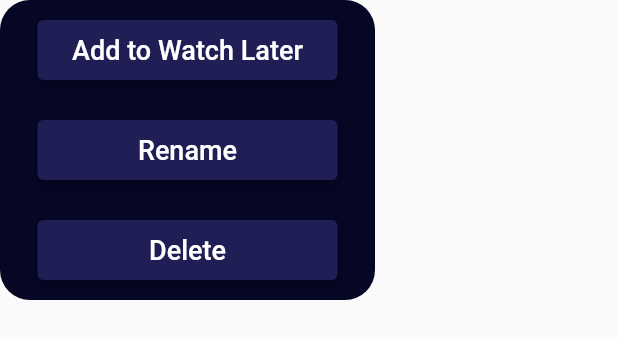
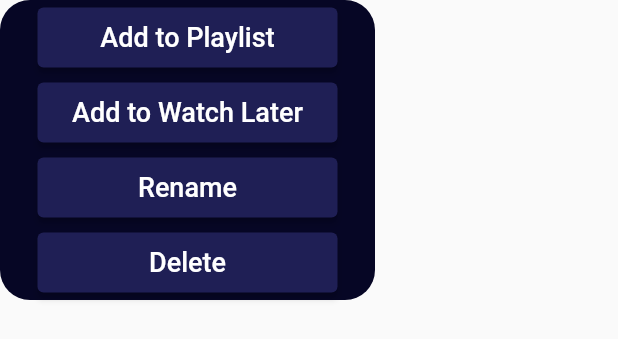
Before and after one commit to aorohith/Flutter-Visual-Magic, a Flutter app: what optionPopup() shows on an empty page, opened directly, on a phone screen of 412 x 824 dp. Shown: the top 339 px of the screen. Run offline on Flutter 3.47's test engine with Material 2 defaults, Android fonts, the phone set to English and light mode, and no system bars; our stand-ins replace anim_search_bar, animated_splash_screen, better_player, curved_navigation_bar, flutter_screenutil, flutter_staggered_animations and 6 more; missing offline and left inert: feedback, flutter_overboard, flutter_share, flutter_video_info; accounts and stored records are empty.

Commit message:
popup for playlistvideos added and list view tobe added

```diff
--- a/lib/HomeScreen/folder_videos.dart
+++ b/lib/HomeScreen/folder_videos.dart
@@ -93,7 +93,7 @@ class _FolderVideosState extends State<FolderVideos> {
                                     builder: (ctx) {
                                       return AlertDialog(
                                         backgroundColor: Color(0xf060625),
-                                        content: optionPopup(),
+                                        content: optionPopup(context),
                                       );
                                     });
                               },
--- a/lib/Main/main_refactor.dart
+++ b/lib/Main/main_refactor.dart
@@ -2,6 +2,7 @@ import 'package:anim_search_bar/anim_search_bar.dart';
 import 'package:flutter/material.dart';
 import 'package:showcaseview/showcaseview.dart';
 import 'package:visual_magic/Main/showcase_inheritted.dart';
+import 'package:visual_magic/Playlist/playlist_refactor.dart';
 import 'package:visual_magic/VideoPlayer/video_player.dart';
 import 'package:visual_magic/db/functions.dart';
 
@@ -163,7 +164,7 @@ class _FavouritesState extends State<Favourites> {
 
 //###########...Popup for videos is Fav, watch later and all videos sec...#############
 
-Widget optionPopup() {
+Widget optionPopup(context) {
   return Container(
     height: 200,
     width: 250,
@@ -174,6 +175,22 @@ Widget optionPopup() {
     child: Column(
       mainAxisAlignment: MainAxisAlignment.spaceAround,
       children: [
+        SizedBox(
+          height: 40,
+          width: 200,
+          child: ElevatedButton(
+            style: ElevatedButton.styleFrom(
+              primary: const Color(0xff1F1F55),
+            ),
+            onPressed: () {
+              playlistVideoPopup(context);
+            },
+            child: const Text(
+              "Add to Playlist",
+              style: TextStyle(fontSize: 18),
+            ),
+          ),
+        ),
         SizedBox(
           height: 40,
           width: 200,
--- a/lib/RecentScreen/recent_screen.dart
+++ b/lib/RecentScreen/recent_screen.dart
@@ -111,7 +111,7 @@ class _RecentScreenState extends State<RecentScreen> {
                                           builder: (ctx) {
                                             return AlertDialog(
                                               backgroundColor: Color(0xf060625),
-                                              content: optionPopup(),
+                                              content: optionPopup(context),
                                             );
                                           });
                                     },
--- a/lib/Videos/refactor.dart
+++ b/lib/Videos/refactor.dart
@@ -27,7 +27,7 @@ Widget getListView(
           builder: (ctx) {
             return AlertDialog(
               backgroundColor: Color.fromARGB(15, 255, 255, 255),
-              content: optionPopup(),
+              content: optionPopup(context),
             );
           });
     },
```
Also changed, not shown: lib/Playlist/playlist_refactor.dart (+52 -0 lines).
